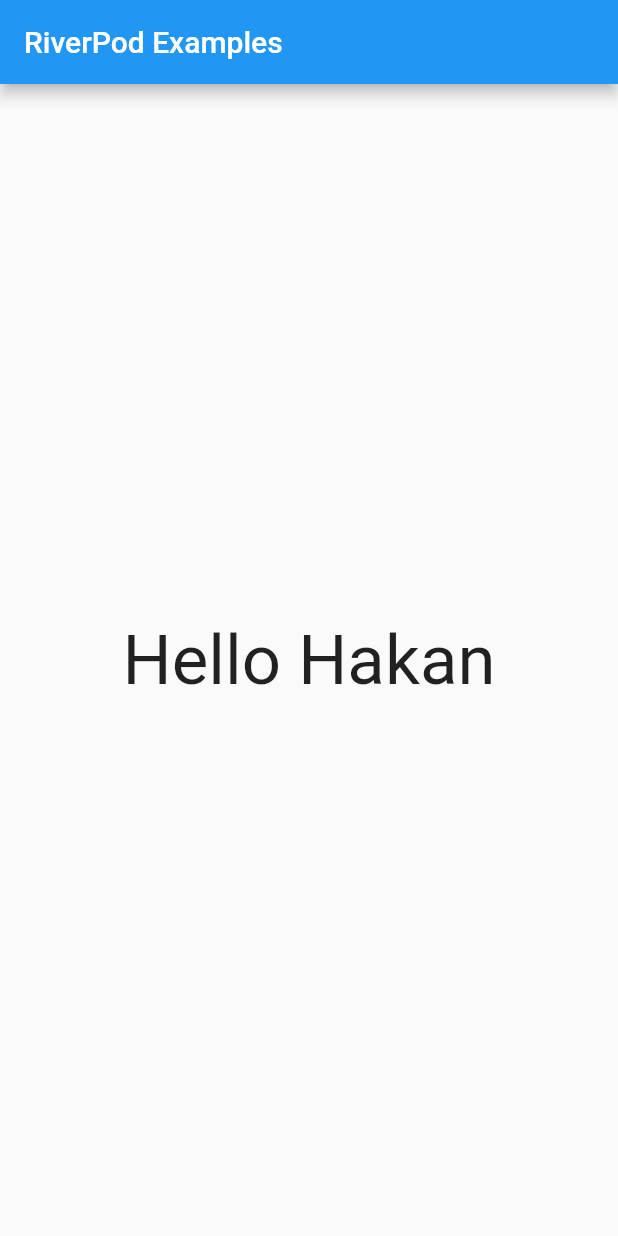
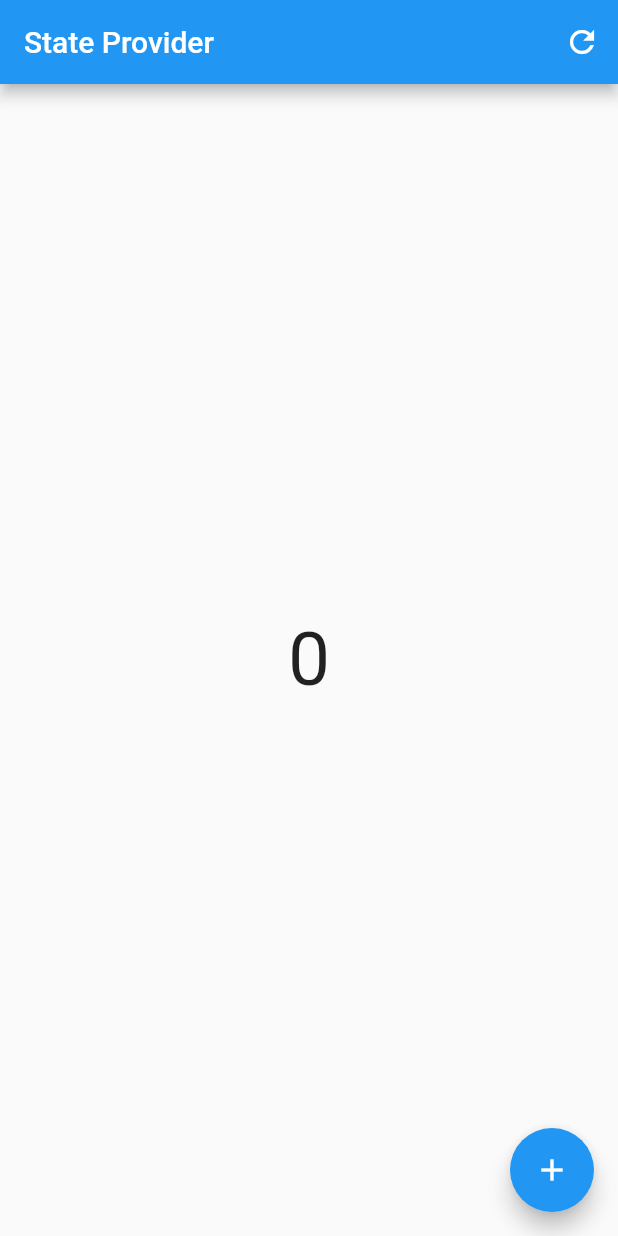
Before and after one commit to hhakangull/flutter_riverpod_tutorial, a Flutter app: the screen it shows after launch, on a phone screen of 412 x 824 dp. Run offline on Flutter 3.47's test engine with Material 2 defaults, Android fonts, the phone set to English and light mode, and no system bars; our stand-ins replace flutter_riverpod.

Commit message:
providerstate and update, refresh providerstate

```diff
--- a/lib/main.dart
+++ b/lib/main.dart
@@ -2,14 +2,62 @@ import 'package:flutter/material.dart';
 import 'package:flutter_riverpod/flutter_riverpod.dart';
 
 final nameProvider = Provider<String>((ref) => 'Hello Hakan');
-final titleProvider = Provider<String>((ref) => 'RiverPod Examples');
+final titleProvider = Provider<String>((ref) => 'State Provider');
+final countProvider = StateProvider<int>((ref) => 0);
 
 void main() {
   runApp(
     const ProviderScope(
-      child: MyApp(),
+      child: MaterialApp(
+        home: MyHomePage(),
+      ),
     ),
   );
+}
+
+class MyHomePage extends ConsumerWidget {
+  const MyHomePage({super.key});
+
+  @override
+  Widget build(BuildContext context, WidgetRef ref) {
+    final title = ref.watch(titleProvider);
+    final count = ref.watch(countProvider);
+
+    ref.listen(countProvider, ((previous, next) {
+      if (next == 5) {
+        ScaffoldMessenger.of(context)
+            .showSnackBar(SnackBar(content: Text("The Value is $next")));
+      }
+    }));
+    return Scaffold(
+      appBar: AppBar(
+        title: Text(title),
+        actions: [
+          IconButton(
+              onPressed: () {
+                // reset to provider
+                //ref.invalidate(countProvider);
+                // or
+                ref.refresh(countProvider);
+              },
+              icon: const Icon(Icons.refresh))
+        ],
+      ),
+      body: Center(
+        child: Text(
+          "$count",
+          style: const TextStyle(fontSize: 50),
+        ),
+      ),
+      floatingActionButton: FloatingActionButton(
+        onPressed: () {
+          //ref.read(countProvider.notifier).state++;
+          ref.read(countProvider.notifier).update((state) => state + 1);
+        },
+        child: const Icon(Icons.add),
+      ),
+    );
+  }
 }
 
 class MyApp extends StatelessWidget {
```
